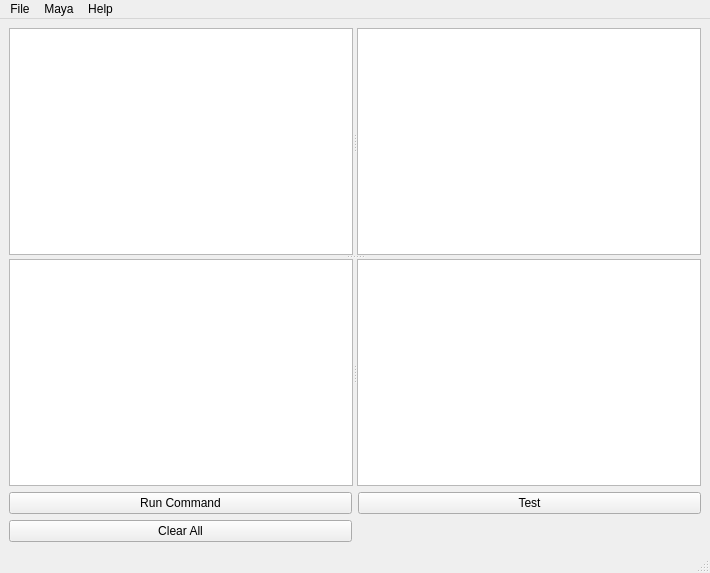
vuxuanhoa95/LayoutBatch, file utils/main.ui: the form before one commit.
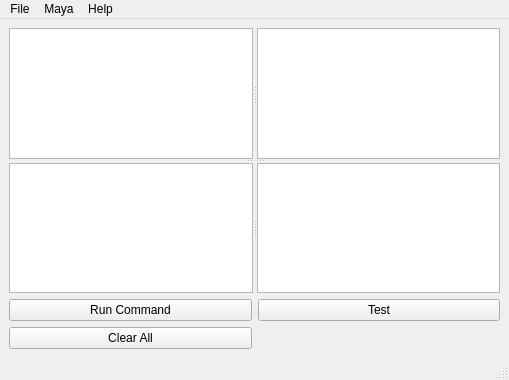
The form after the commit.

```diff
--- a/utils/main.ui
+++ b/utils/main.ui
@@ -6,8 +6,8 @@
    <rect>
     <x>0</x>
     <y>0</y>
-    <width>710</width>
-    <height>573</height>
+    <width>509</width>
+    <height>380</height>
    </rect>
   </property>
   <property name="windowTitle">
@@ -72,7 +72,7 @@
     <rect>
      <x>0</x>
      <y>0</y>
-     <width>710</width>
+     <width>509</width>
      <height>21</height>
     </rect>
    </property>
```
Left out of the diff: 14 changed lines with no effect on the pictures.
